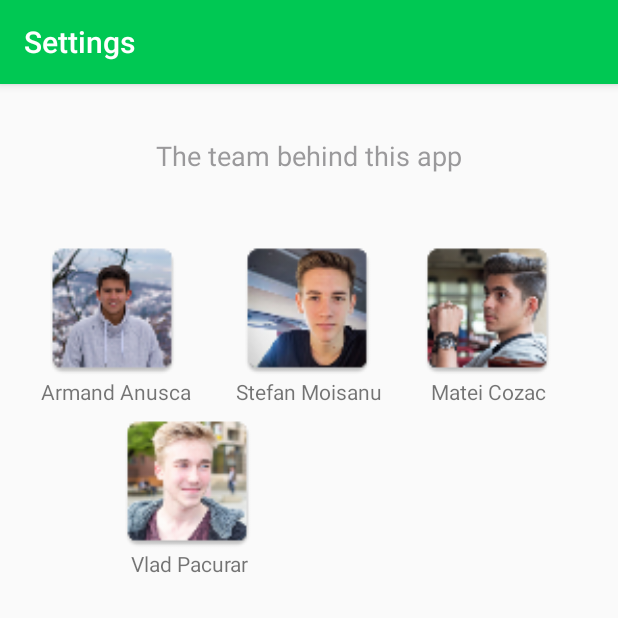
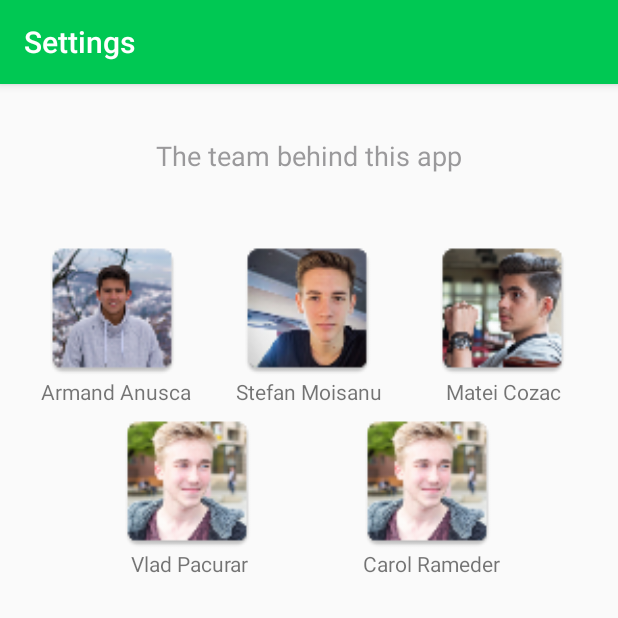
Before and after one commit to armandanusca/FinMath, an Android app: the Settings screen opened directly, with no data from a screen before it, on a phone screen of 412 x 824 dp, the top half of it. Run offline under Robolectric (Android 15) with nearby library versions, the phone set to English and light mode, and no system bars; 4 statements that could not run were skipped.

Commit message:
Almost Final
only Carol photo is left to be added

```diff
--- a/app/src/main/res/layout/settings.xml
+++ b/app/src/main/res/layout/settings.xml
@@ -54,7 +54,7 @@
         android:text="Matei Cozac"
         android:id="@+id/texs"
         android:layout_marginTop="195dp"
-        android:layout_marginLeft="287dp" />
+        android:layout_marginLeft="297dp" />
 
     <ImageView
         android:layout_width="100dp"
@@ -62,7 +62,7 @@
         android:id="@+id/imag"
         android:src="@mipmap/matei"
         android:layout_marginTop="100dp"
-        android:layout_marginLeft="275dp"
+        android:layout_marginLeft="285dp"
         android:layout_alignParentStart="true" />
 
     <TextView
@@ -82,4 +82,21 @@
         android:layout_marginLeft="75dp"
         android:layout_alignParentStart="true" />
 
+    <TextView
+        android:layout_width="wrap_content"
+        android:layout_height="wrap_content"
+        android:text="Carol Rameder"
+        android:id="@+id/carol"
+        android:layout_marginTop="310dp"
+        android:layout_marginLeft="242dp" />
+
+    <ImageView
+        android:layout_width="100dp"
+        android:layout_height="100dp"
+        android:id="@+id/alteta"
+        android:src="@mipmap/vaginus"
+        android:layout_marginTop="215dp"
+        android:layout_marginLeft="235dp"
+        android:layout_alignParentStart="true" />
+
 </RelativeLayout>
```
Also changed, not shown: app/src/main/java/com/example/lyostudio/finmath/Capital.java (+6 -6 lines).
